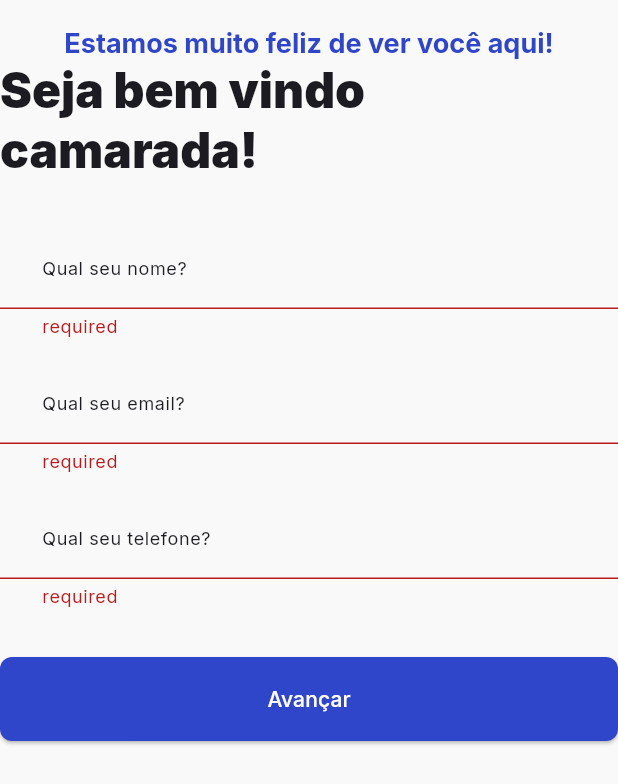
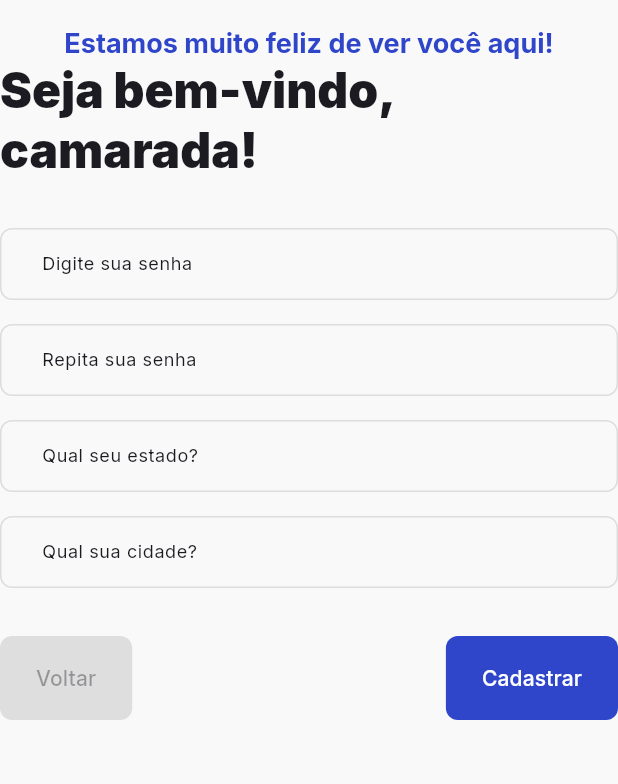
Before and after one commit to is-suzart/bazar_popular, a Flutter app: the SignUp widget shown alone on an empty page, opened directly, after a tap on "Avançar", on a phone screen of 412 x 824 dp. Shown: the top 784 px of the screen. Run offline on Flutter 3.47's test engine with Material 3 defaults, Android fonts, the phone set to English and light mode, and no system bars; drawn by our look-alikes of reactive_forms; our stand-ins replace flutter_layout_grid, flutter_mobx, go_router, google_fonts, mask_text_input_formatter, mobx; missing offline and left inert: flutter_adaptive_scaffold; generated files the repository leaves out were written again.

Commit message:
not ready yet

```diff
--- a/lib/controllers/login/sign_up_controller.dart
+++ b/lib/controllers/login/sign_up_controller.dart
@@ -8,10 +8,17 @@ class SignupController = _SignupController with _$SignupController;
 
 abstract class _SignupController with Store {
   @observable
+  int step = 0;
+
+  @observable
   var form = FormGroup({
     'name': FormControl<String>(validators: [Validators.required]),
     'email': FormControl<String>(validators: [Validators.required, Validators.email]),
     'telephone': FormControl<String>(validators: [Validators.required]),
+    'password': FormControl<String>(validators: [Validators.min(8)]),
+    'repeat-password': FormControl<String>(validators: [Validators.min(8)]),
+    'state': FormControl<String>(validators: []),
+    'city': FormControl<String>(validators: []),
   });
 
   final telephoneMaskFormatter = MaskTextInputFormatter(
@@ -22,6 +29,17 @@ abstract class _SignupController with Store {
 
   @computed
   bool get isFormValid => form.valid;
+
+  @action
+  void nextStep() {
+    step++;
+  }
+
+  @action
+  void previousStep() {
+    step--;
+  }
+
 
   @action
   void markFieldsAsTouched() {
--- a/lib/pages/login/signup.dart
+++ b/lib/pages/login/signup.dart
@@ -2,6 +2,7 @@ import 'package:bazar_popular/components/input.dart';
 import 'package:bazar_popular/controllers/login/sign_up_controller.dart';
 import 'package:flutter/material.dart';
 import 'package:bazar_popular/theme/theme.dart';
+import 'package:flutter_mobx/flutter_mobx.dart';
 import 'package:reactive_forms/reactive_forms.dart';
 
 class SignUp extends StatefulWidget {
@@ -16,26 +17,57 @@ class _SignUpState extends State<SignUp> {
 
   @override
   Widget build(BuildContext context) {
-    return ReactiveForm(formGroup: _signupController.form, child: Stack(children: [
-      Container(
+    return ReactiveForm(
+      formGroup: _signupController.form,
+      child: Container(
           margin: const EdgeInsets.symmetric(vertical: 16),
           child: Column(children: [
             Text(
               "Estamos muito feliz de ver você aqui!",
-            style: Theme.of(context).textTheme.headlineSmall!.copyWith(color: primaryColor),
+              style: Theme.of(context)
+                  .textTheme
+                  .headlineSmall!
+                  .copyWith(color: primaryColor),
             ),
             Text(
-            "Seja bem vindo camarada!",
+              "Seja bem-vindo, camarada!",
               style: Theme.of(context).textTheme.headlineLarge,
             ),
             const SizedBox(height: 24),
+            Observer(
+              builder: (_) {
+                print("Step atual: ${_signupController.step}");
+                // Aqui a lógica de visibilidade é controlada pelo step
+                return IndexedStack(
+                  index: _signupController.step,
+                  children: [
+                            AnimatedSwitcher(
+          duration: const Duration(milliseconds: 300),
+          transitionBuilder:
+          (Widget child, Animation<double> animation) {
+                                        final inAnimation = Tween<Offset>(
+                                    begin: const Offset(1.0, 0.0),
+                                    end: const Offset(0.0, 0.0))
+                                .animate(animation);
+                            final outAnimation = Tween<Offset>(
+                                    begin: const Offset(0.0, 0.0),
+                                    end: const Offset(-1.0, 0.0))
+                                .animate(animation);
+                            return SlideTransition(
+                                position:
+                                    animation.status == AnimationStatus.reverse
+                                        ? outAnimation
+                                        : inAnimation,
+                                child: child);
+          },
+          child: Column(
+                        children: [
                           Container(
                             margin: const EdgeInsets.symmetric(vertical: 8),
                             child: const BazarInput(
                               placeholder: "Qual seu nome?",
                               hasBorder: true,
                               formControlName: 'name',
-              //errorText: "Campo obrigatório",
                             ),
                           ),
                           Container(
@@ -44,7 +76,6 @@ class _SignUpState extends State<SignUp> {
                               placeholder: "Qual seu email?",
                               formControlName: 'email',
                               hasBorder: true,
-              //errorText: "Digite um email válido",
                             ),
                           ),
                           Container(
@@ -53,21 +84,79 @@ class _SignUpState extends State<SignUp> {
                               placeholder: "Qual seu telefone?",
                               formControlName: 'telephone',
                               hasBorder: true,
-              inputFormatter: _signupController.telephoneMaskFormatter,
-              //errorText: "Digite um telefone válido",
+                              inputFormatter:
+                                  _signupController.telephoneMaskFormatter,
                             ),
                           ),
                           Container(
                             width: double.infinity,
                             margin: const EdgeInsets.only(top: 24),
-            child: ElevatedButton(
-              onPressed: _signupController.onSubmit,
+                            child:  ElevatedButton(
+                              onPressed: () => _signupController.nextStep(),
                               style: buttonStyles['primary'],
                               child: const Text("Avançar"),
+                            )
                           ),
+                        ],
+                      ),
+          ),
+                    //index 0
+
+                    // Index 1
+                      Column(
+                        children: [
+                          Container(
+                            margin: const EdgeInsets.symmetric(vertical: 8),
+                            child: const BazarInput(
+                              placeholder: "Digite sua senha",
+                              formControlName: 'password',
+                              hasBorder: true,
+                            ),
+                          ),
+                          Container(
+                            margin: const EdgeInsets.symmetric(vertical: 8),
+                            child: const BazarInput(
+                              placeholder: "Repita sua senha",
+                              formControlName: 'password',
+                              hasBorder: true,
+                            ),
+                          ),
+                          Container(
+                            margin: const EdgeInsets.symmetric(vertical: 8),
+                            child: const BazarInput(
+                              placeholder: "Qual seu estado?",
+                              formControlName: 'state',
+                              hasBorder: true,
+                            ),
+                          ),
+                          Container(
+                            margin: const EdgeInsets.symmetric(vertical: 8),
+                            child: const BazarInput(
+                              placeholder: "Qual sua cidade?",
+                              formControlName: 'city',
+                              hasBorder: true,
+                            ),
+                          ),
+                          Container(
+                            margin: const EdgeInsets.only(top: 24),
+                            width: double.infinity,
+                            child: Flex(
+                            direction: Axis.horizontal,
+                            mainAxisAlignment: MainAxisAlignment.spaceBetween,
+                            children: [
+                              ElevatedButton(onPressed: null, style: buttonStyles['textButton'], child: Text('Voltar')),
+                              ElevatedButton(onPressed: null, style: buttonStyles['primary'], child: Text('Cadastrar'))
+                            ],) ,
+                          )
+
+                        ],
+                      ),
+                  ],
+                );
+              },
             ),
           ]),
         )
-    ]));
+    );
   }
 }
```
Also changed, not shown: lib/controllers/login/sign_up_controller.g.dart. Lines whose indentation alone changed are shown as unchanged.
